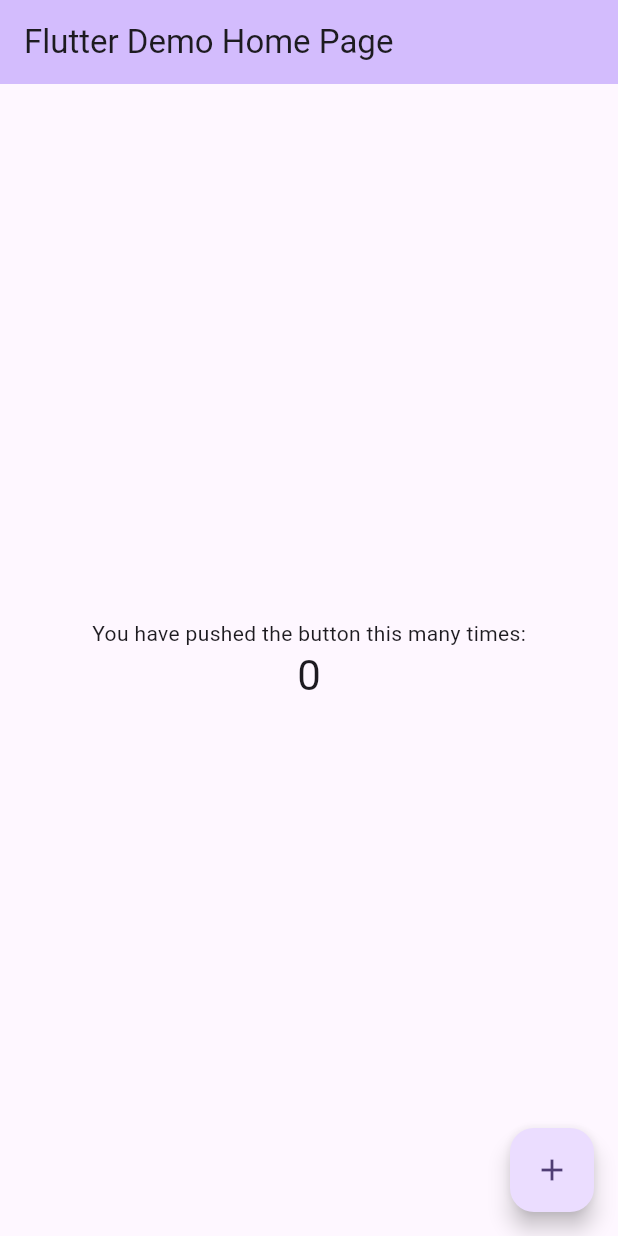
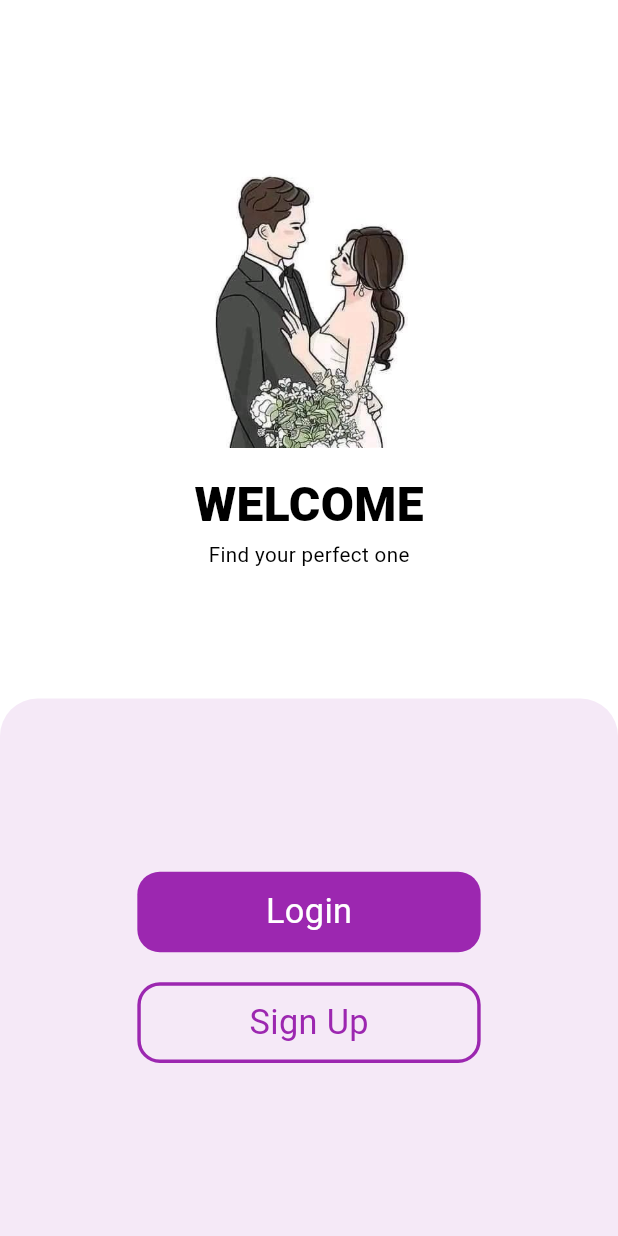
Before and after one commit to Dhrisy/bride_groom, a Flutter app: the screen it shows after launch, on a phone screen of 412 x 824 dp. Run offline on Flutter 3.47's test engine with Material 3 defaults, Android fonts, the light colour scheme and no system bars; our stand-ins replace firebase_core, flutter_screenutil; accounts and stored records are empty.

Commit message:
Login page

```diff
--- /dev/null
+++ b/lib/authentication/bottom_widget.dart
@@ -0,0 +1,86 @@
+import 'package:bride_groom/authentication/login_page/login_page.dart';
+import 'package:flutter/material.dart';
+import 'package:flutter_screenutil/flutter_screenutil.dart';
+
+class BottomWidget extends StatelessWidget {
+  const BottomWidget({Key? key}) : super(key: key);
+
+  @override
+  Widget build(BuildContext context) {
+    return Container(
+      height: 300.h,
+      width: double.infinity,
+      decoration: BoxDecoration(
+          color: Colors.purple.withOpacity(0.1), //Color(0x080838),
+          borderRadius: BorderRadius.only(
+            topLeft: Radius.circular(25),
+            topRight: Radius.circular(25),
+          )),
+      child: Column(
+        mainAxisSize: MainAxisSize.max,
+        mainAxisAlignment: MainAxisAlignment.center,
+        crossAxisAlignment: CrossAxisAlignment.center,
+        children: [
+          InkWell(
+            onTap: (){
+              Navigator.push(context, MaterialPageRoute(builder: (context) => LoginPage()));
+            },
+            child: Container(
+              width: 200.w,
+              height: 45.h,
+              decoration: BoxDecoration(
+                  color: Colors.purple,
+                  borderRadius: BorderRadius.all(Radius.circular(15))),
+              child: Row(
+                mainAxisAlignment: MainAxisAlignment.center,
+                crossAxisAlignment: CrossAxisAlignment.center,
+                mainAxisSize: MainAxisSize.max,
+                children: [
+                  Text(
+                    'Login',
+                    textAlign: TextAlign.center,
+                    style: TextStyle(
+                        fontWeight: FontWeight.normal,
+                        fontSize: 20.sp,
+                        color: Colors.white),
+                  ),
+                ],
+              ),
+            ),
+          ),
+          SizedBox(
+            height: 20,
+          ),
+          InkWell(
+            onTap: (){
+              // Navigator.push(context, MaterialPageRoute(builder: (context) => ))
+            },
+            child: Container(
+              width: 200.w,
+              height: 45.h,
+              decoration: BoxDecoration(
+                  // color: Colors.purple[400],
+                  borderRadius: BorderRadius.all(Radius.circular(15)),
+                  border: Border.all(color: Colors.purple, width: 2.w)),
+              child: Row(
+                mainAxisAlignment: MainAxisAlignment.center,
+                crossAxisAlignment: CrossAxisAlignment.center,
+                mainAxisSize: MainAxisSize.max,
+                children: [
+                  Text(
+                    'Sign Up',
+                    textAlign: TextAlign.center,
+                    style: TextStyle(
+                        fontWeight: FontWeight.normal,
+                        fontSize: 20.sp,
+                        color: Colors.purple),
+                  ),
+                ],
+              ),
+            ),
+          )
+        ],
+      ),
+    );
+  }
+}
--- /dev/null
+++ b/lib/authentication/entry_page.dart
@@ -0,0 +1,56 @@
+import 'package:bride_groom/authentication/bottom_widget.dart';
+import 'package:flutter/material.dart';
+import 'package:flutter_screenutil/flutter_screenutil.dart';
+
+class EntryPage extends StatefulWidget {
+  const EntryPage({Key? key}) : super(key: key);
+
+  @override
+  State<EntryPage> createState() => _EntryPageState();
+}
+
+class _EntryPageState extends State<EntryPage> {
+  @override
+  Widget build(BuildContext context) {
+    return SafeArea(
+      child: Material(
+        child: Container(
+          color: Colors.white,
+          child: Column(
+            mainAxisAlignment: MainAxisAlignment.spaceBetween,
+            children: [
+              Column(
+                children: [
+                  Image.asset(
+                    'assets/images/entry_image.jpeg',
+                    height: 250.h,
+                    width: 200.h,
+                    fit: BoxFit.cover,
+                  ),
+                  const SizedBox(
+                    height: 15,
+                  ),
+                  Text(
+                    'WELCOME',
+                    style: TextStyle(
+                        fontSize: 28.sp,
+                        fontWeight: FontWeight.w800,
+                        color: Colors.black),
+                  ),
+                  Text(
+                    'Find your perfect one',
+                    style: TextStyle(
+                        fontWeight: FontWeight.normal,
+                        fontSize: 12.sp,
+                        color: Colors.black),
+                  )
+                ],
+              ),
+              BottomWidget()
+            ],
+          ),
+        ),
+      ),
+    );
+  }
+}
--- /dev/null
+++ b/lib/authentication/login_page/login_page.dart
@@ -0,0 +1,56 @@
+import 'package:bride_groom/authentication/login_page/reusable_text_field.dart';
+import 'package:flutter/material.dart';
+
+class LoginPage extends StatefulWidget {
+  const LoginPage({Key? key}) : super(key: key);
+
+  @override
+  State<LoginPage> createState() => _LoginPageState();
+}
+
+class _LoginPageState extends State<LoginPage> {
+  TextEditingController username_controller = TextEditingController();
+  @override
+  Widget build(BuildContext context) {
+    return MaterialApp(
+      debugShowCheckedModeBanner: false,
+      home: Scaffold(
+        body: Container(
+          margin: const EdgeInsets.all(24),
+          child: Column(
+            mainAxisAlignment: MainAxisAlignment.spaceEvenly,
+            children: [
+              _header(context),
+             ReusabeTextField(
+               hint_text: 'Enter your email address',
+               controller: username_controller,
+               icon: Icon(Icons.person),
+               text: 'Email',
+             ),
+              ReusabeTextField(
+                hint_text: 'User name',
+                controller: username_controller,
+                icon: Icon(Icons.person),
+                text: 'Password',
+              ),
+              // _forgotPassword(context),
+              // _signup(context),
+            ],
+          ),
+        ),
+      ),
+    );
+  }
+
+  _header(context) {
+    return const Column(
+      children: [
+        Text(
+          "Welcome Back",
+          style: TextStyle(fontSize: 40, fontWeight: FontWeight.bold),
+        ),
+        Text("Enter your credential to login"),
+      ],
+    );
+  }
+}
--- a/lib/main.dart
+++ b/lib/main.dart
@@ -1,7 +1,17 @@
+import 'package:bride_groom/authentication/entry_page.dart';
+import 'package:firebase_core/firebase_core.dart';
 import 'package:flutter/material.dart';
+import 'package:flutter_screenutil/flutter_screenutil.dart';
 
-void main() {
+void main() async{
+  WidgetsFlutterBinding.ensureInitialized();
+  try {
+    await Firebase.initializeApp();
+  } catch (e) {
+    print('Firebase initialization error: $e');
+  }
   runApp(const MyApp());
+
 }
 
 class MyApp extends StatelessWidget {
@@ -10,102 +20,11 @@ class MyApp extends StatelessWidget {
   // This widget is the root of your application.
   @override
   Widget build(BuildContext context) {
-    return MaterialApp(
-      title: 'Flutter Demo',
-      theme: ThemeData(
+    return ScreenUtilInit(
+    child: MaterialApp(
+      home: EntryPage(),
+    ),
 
-        colorScheme: ColorScheme.fromSeed(seedColor: Colors.deepPurple),
-        useMaterial3: true,
-      ),
-      home: const MyHomePage(title: 'Flutter Demo Home Page'),
     );
   }
 }
-
-class MyHomePage extends StatefulWidget {
-  const MyHomePage({super.key, required this.title});
-
-  // This widget is the home page of your application. It is stateful, meaning
-  // that it has a State object (defined below) that contains fields that affect
-  // how it looks.
-
-  // This class is the configuration for the state. It holds the values (in this
-  // case the title) provided by the parent (in this case the App widget) and
-  // used by the build method of the State. Fields in a Widget subclass are
-  // always marked "final".
-
-  final String title;
-
-  @override
-  State<MyHomePage> createState() => _MyHomePageState();
-}
-
-class _MyHomePageState extends State<MyHomePage> {
-  int _counter = 0;
-
-  void _incrementCounter() {
-    setState(() {
-      // This call to setState tells the Flutter framework that something has
-      // changed in this State, which causes it to rerun the build method below
-      // so that the display can reflect the updated values. If we changed
-      // _counter without calling setState(), then the build method would not be
-      // called again, and so nothing would appear to happen.
-      _counter++;
-    });
-  }
-
-  @override
-  Widget build(BuildContext context) {
-    // This method is rerun every time setState is called, for instance as done
-    // by the _incrementCounter method above.
-    //
-    // The Flutter framework has been optimized to make rerunning build methods
-    // fast, so that you can just rebuild anything that needs updating rather
-    // than having to individually change instances of widgets.
-    return Scaffold(
-      appBar: AppBar(
-        // TRY THIS: Try changing the color here to a specific color (to
-        // Colors.amber, perhaps?) and trigger a hot reload to see the AppBar
-        // change color while the other colors stay the same.
-        backgroundColor: Theme.of(context).colorScheme.inversePrimary,
-        // Here we take the value from the MyHomePage object that was created by
-        // the App.build method, and use it to set our appbar title.
-        title: Text(widget.title),
-      ),
-      body: Center(
-        // Center is a layout widget. It takes a single child and positions it
-        // in the middle of the parent.
-        child: Column(
-          // Column is also a layout widget. It takes a list of children and
-          // arranges them vertically. By default, it sizes itself to fit its
-          // children horizontally, and tries to be as tall as its parent.
-          //
-          // Column has various properties to control how it sizes itself and
-          // how it positions its children. Here we use mainAxisAlignment to
-          // center the children vertically; the main axis here is the vertical
-          // axis because Columns are vertical (the cross axis would be
-          // horizontal).
-          //
-          // TRY THIS: Invoke "debug painting" (choose the "Toggle Debug Paint"
-          // action in the IDE, or press "p" in the console), to see the
-          // wireframe for each widget.
-          mainAxisAlignment: MainAxisAlignment.center,
-          children: <Widget>[
-            const Text(
-              'You have pushed the button this many times:',
-            ),
-            Text(
-              '$_counter',
-              style: Theme.of(context).textTheme.headlineMedium,
-            ),
-          ],
-        ),
-      ),
-      floatingActionButton: FloatingActionButton(
-        onPressed: _incrementCounter,
-        tooltip: 'Increment',
-        child: const Icon(Icons.add),
-      ), // This trailing comma makes auto-formatting nicer for build methods.
-    );
-  }
-}
```
Also changed, not shown: lib/authentication/login_page/reusable_text_field.dart (added, +62 -0 lines), pubspec.yaml (+9 -3 lines), assets/images/entry_image.jpeg (added), pubspec.lock, 3 other files.
